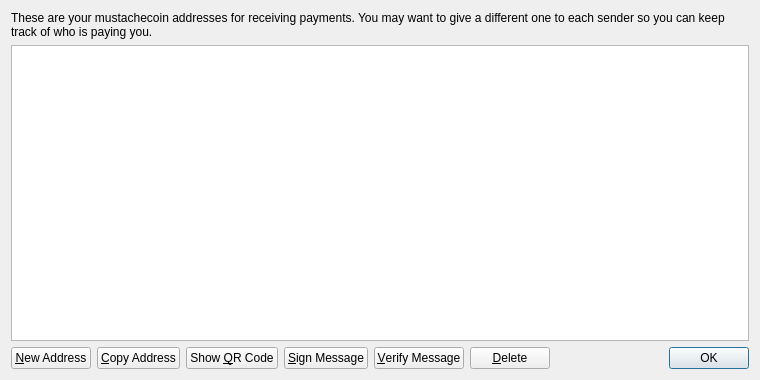
First picture: the form in src/qt/forms/addressbookpage.ui, repository tuaris/mustachecoin, before the edit.
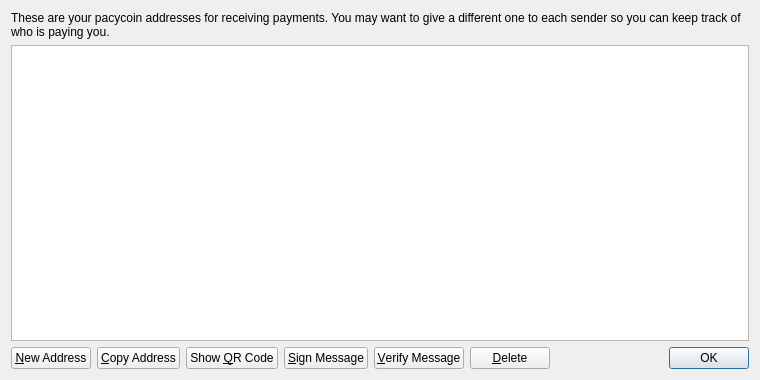
Second picture: the form after the edit. Icons and pictures are not drawn.

The edit to the form file:
```diff
--- a/src/qt/forms/addressbookpage.ui
+++ b/src/qt/forms/addressbookpage.ui
@@ -17,7 +17,7 @@
    <item>
     <widget class="QLabel" name="labelExplanation">
      <property name="text">
-      <string>These are your mustachecoin addresses for receiving payments. You may want to give a different one to each sender so you can keep track of who is paying you.</string>
+      <string>These are your pacycoin addresses for receiving payments. You may want to give a different one to each sender so you can keep track of who is paying you.</string>
      </property>
      <property name="textFormat">
       <enum>Qt::PlainText</enum>
```
